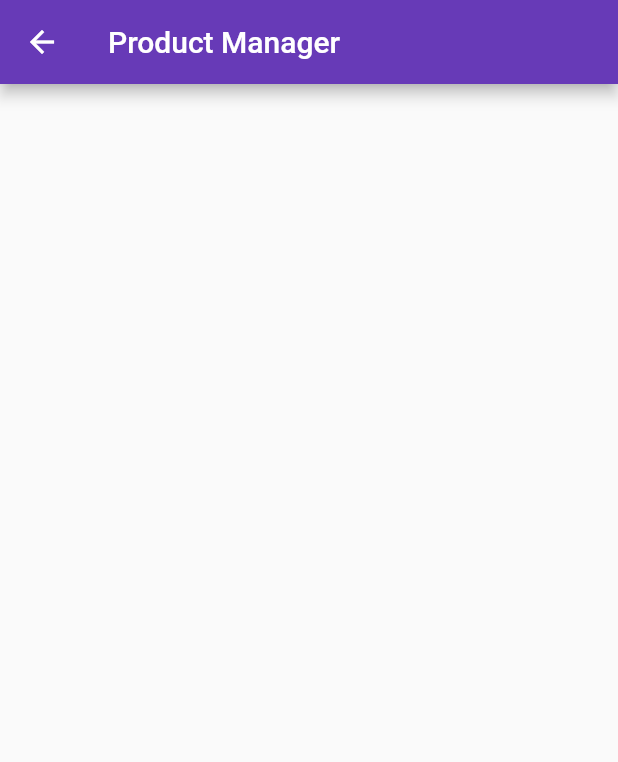
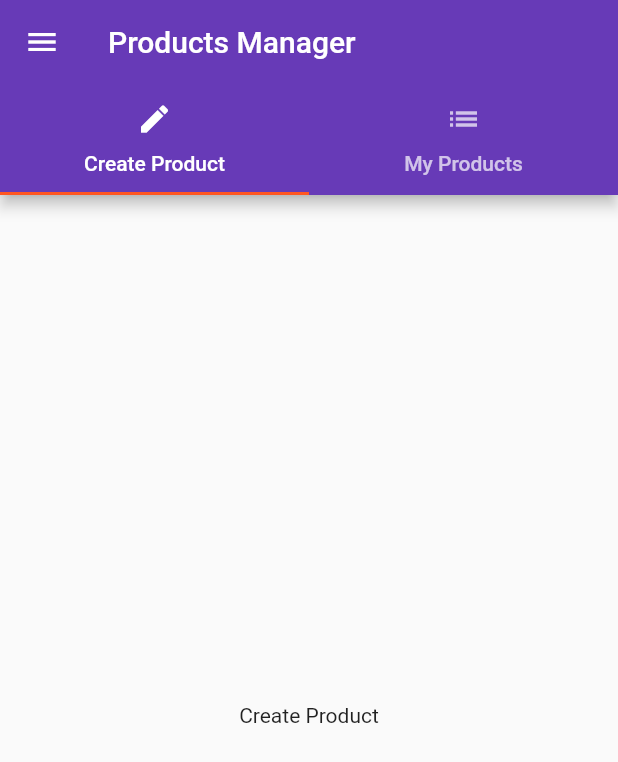
Before and after one commit to jmdibble/list-app, a Flutter app: the ProductsPage screen opened directly, in the side drawer, after a tap on "Manage Products", on a phone screen of 412 x 824 dp. Shown: the top 762 px of the screen. Run offline on Flutter 3.47's test engine with Material 2 defaults, Android fonts, the phone set to English and light mode, and no system bars.

Commit message:
Added more pages and continued cleaning code

```diff
--- /dev/null
+++ b/lib/pages/product_create.dart
@@ -0,0 +1,10 @@
+import "package:flutter/material.dart";
+
+class ProductCreatePage extends StatelessWidget {
+  @override
+  Widget build(BuildContext context) {
+    return Center(
+      child: Text("Create Product"),
+    );
+  }
+}
--- a/lib/pages/products.dart
+++ b/lib/pages/products.dart
@@ -17,10 +17,7 @@ class ProductsPage extends StatelessWidget {
               ListTile(
                 title: Text("Manage Products"),
                 onTap: () {
-                  Navigator.pushReplacement(
-                    context,
-                    MaterialPageRoute(builder: (BuildContext context) => ProductsAdminPage()),
-                  );
+                  Navigator.pushReplacementNamed(context, "/admin");
                 },
               ),
             ],
--- a/lib/pages/products_admin.dart
+++ b/lib/pages/products_admin.dart
@@ -1,10 +1,54 @@
 import "package:flutter/material.dart";
 
+import "./products.dart";
+import "./product_create.dart";
+import "./product_list.dart";
+
 class ProductsAdminPage extends StatelessWidget {
-@override
+  @override
   Widget build(BuildContext context) {
-    return Scaffold(
-      appBar: AppBar(title: Text("Product Manager"),
+    return DefaultTabController(
+      length: 2,
+      child: Scaffold(
+        drawer: Drawer(
+          child: Column(
+            children: <Widget>[
+              AppBar(
+                automaticallyImplyLeading: false,
+                title: Text("Choose"),
+              ),
+              ListTile(
+                title: Text("All Products"),
+                onTap: () {
+                  Navigator.pushReplacement(
+                    context,
+                    MaterialPageRoute(builder: (BuildContext context) => ProductsPage()),
+                  );
+                },
+              ),
+            ],
+          ),
+        ),
+        appBar: AppBar(
+          title: Text("Products Manager"),
+          bottom: TabBar(
+            tabs: <Widget>[
+              Tab(
+                icon: Icon(Icons.create),
+                text: "Create Product",
+              ),
+              Tab(
+                icon: Icon(Icons.list),
+                text: "My Products",
+              ),
+            ],
+          ),
+        ),
+        body: TabBarView(children: <Widget> [
+          ProductCreatePage(),
+          ProductListPage(),
+        ],
+        ),
       ),
     );
   }
```
Also changed, not shown: lib/main.dart (+8 -6 lines), lib/pages/product_list.dart (added, +10 -0 lines).
